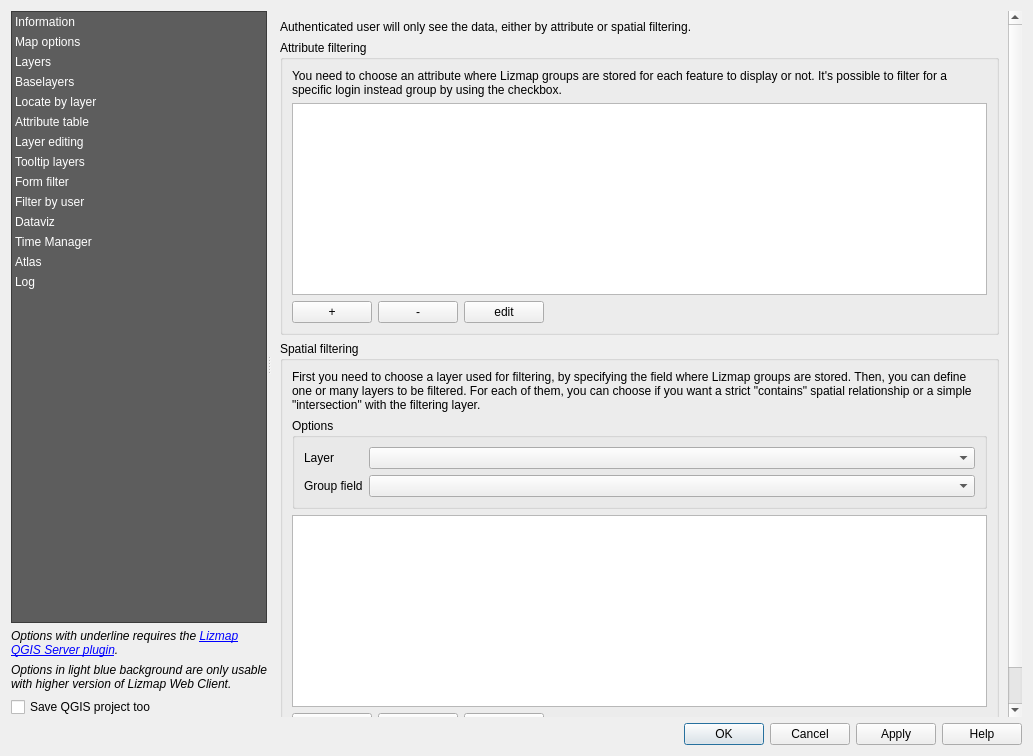
Qt form lizmap/resources/ui/ui_lizmap.ui (3liz/lizmap-plugin) before a commit.
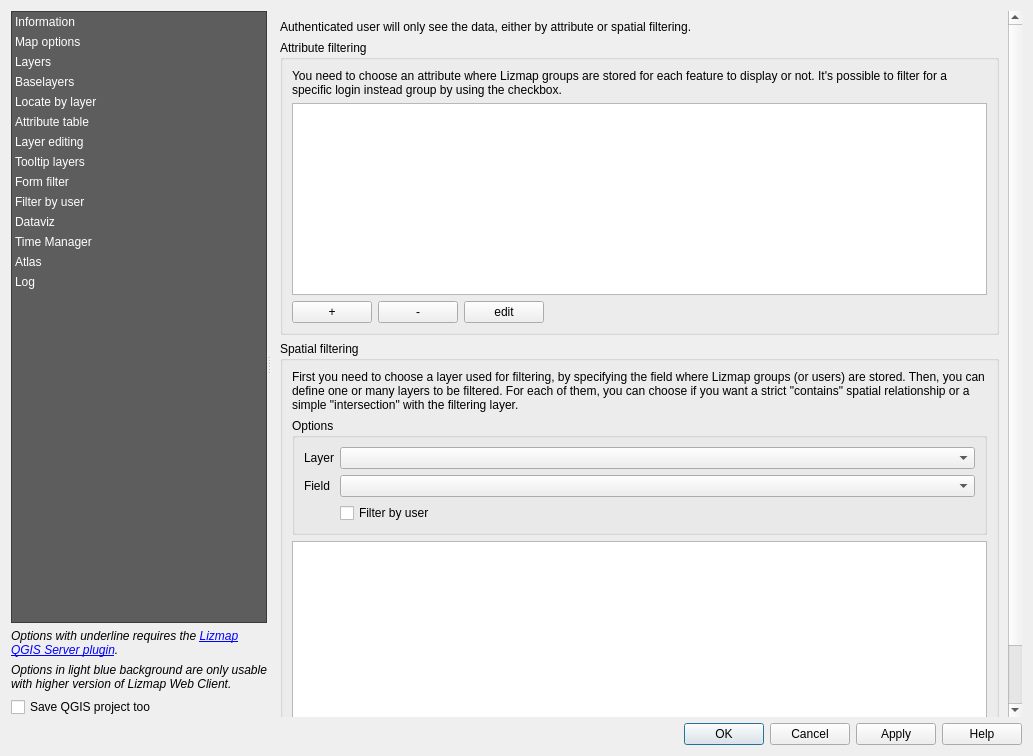
The same form after that commit. The open tabs and pages were chosen to show the change. Custom widgets are drawn as their Qt base class.

Commit message: Spatial filtering - add a new checkbox to filter by users and not by user groups

Diff of the .ui file:
```diff
--- a/lizmap/resources/ui/ui_lizmap.ui
+++ b/lizmap/resources/ui/ui_lizmap.ui
@@ -3176,8 +3176,8 @@
                <rect>
                 <x>0</x>
                 <y>0</y>
-                <width>278</width>
-                <height>334</height>
+                <width>648</width>
+                <height>853</height>
                </rect>
               </property>
               <layout class="QVBoxLayout" name="verticalLayout_29">
@@ -3260,7 +3260,7 @@
                   <item>
                    <widget class="QLabel" name="label_filter_polygon">
                     <property name="text">
-                     <string>First you need to choose a layer used for filtering, by specifying the field where Lizmap groups are stored. Then, you can define one or many layers to be filtered. For each of them, you can choose if you want a strict &quot;contains&quot; spatial relationship or a simple &quot;intersection&quot; with the filtering layer.</string>
+                     <string>First you need to choose a layer used for filtering, by specifying the field where Lizmap groups (or users) are stored. Then, you can define one or many layers to be filtered. For each of them, you can choose if you want a strict &quot;contains&quot; spatial relationship or a simple &quot;intersection&quot; with the filtering layer.</string>
                     </property>
                     <property name="wordWrap">
                      <bool>true</bool>
@@ -3291,7 +3291,14 @@
                        <item row="1" column="0">
                         <widget class="QLabel" name="label_field_filter_polygon">
                          <property name="text">
-                          <string>Group field</string>
+                          <string>Field</string>
+                         </property>
+                        </widget>
+                       </item>
+                       <item row="2" column="1">
+                        <widget class="QCheckBox" name="filter_polygon_by_user">
+                         <property name="text">
+                          <string>Filter by user</string>
                          </property>
                         </widget>
                        </item>
```
Left out of the diff: 46 changed lines with no effect on the pictures. The commit also changes 5 other files.
